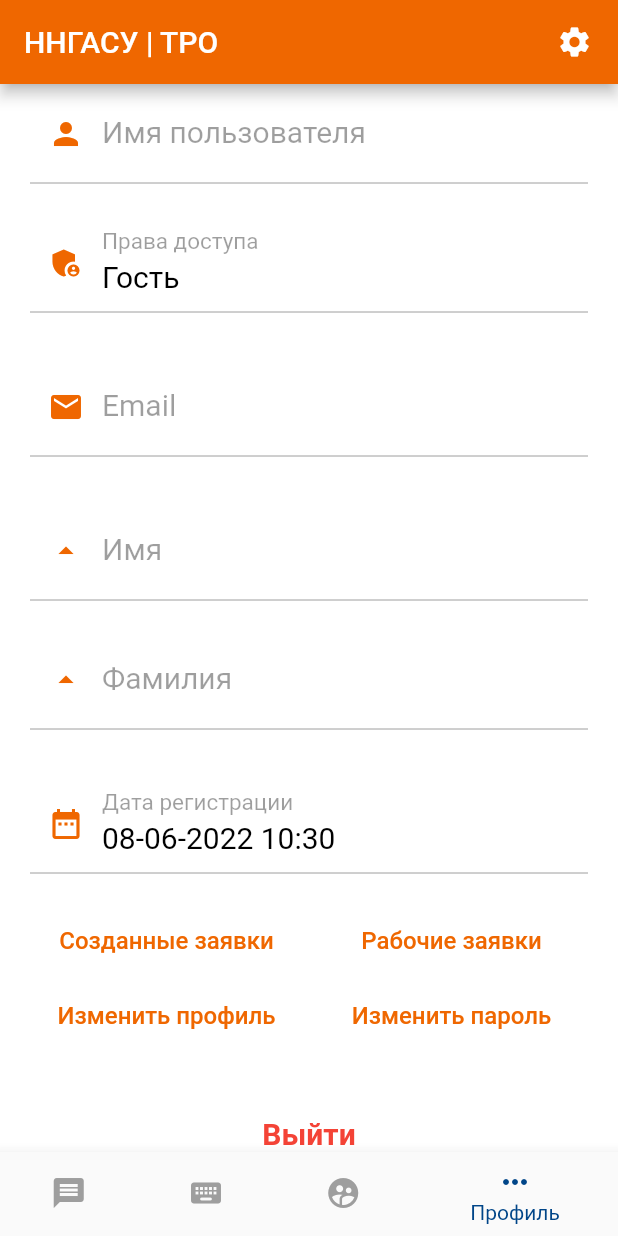
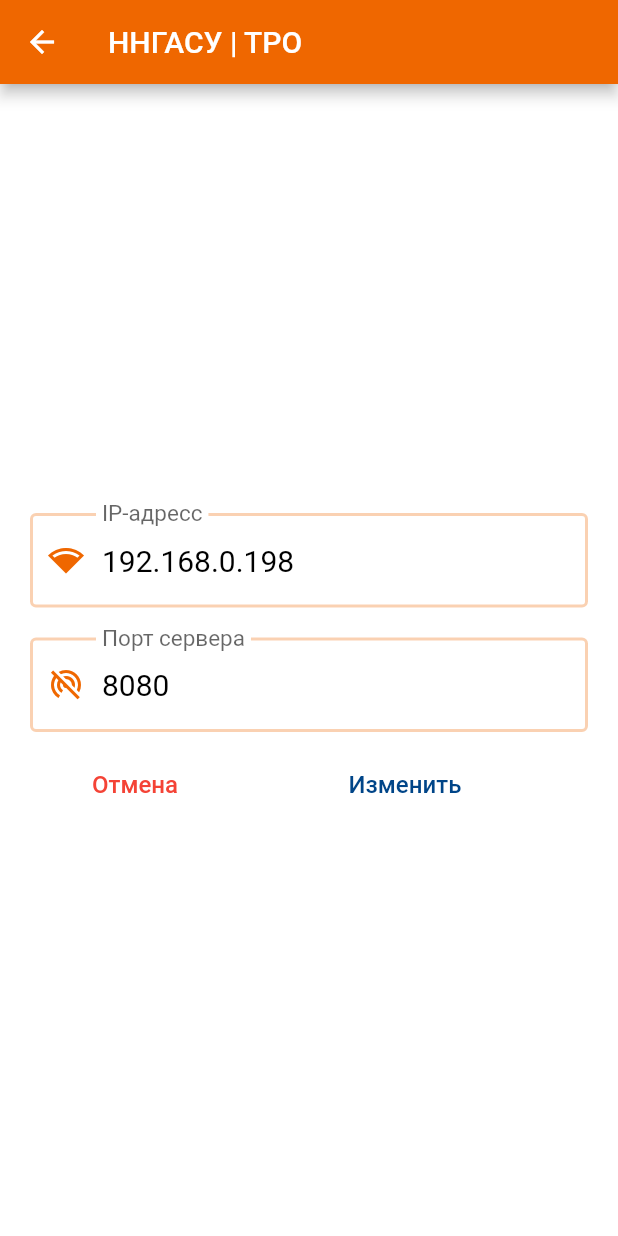
Before and after one commit to Excome/nngasu_fqp_mobile, a Flutter app: the HomePage screen opened directly, item 4 of the bottom bar chosen, after a tap on the "settings" icon, on a phone screen of 412 x 824 dp. Run offline on Flutter 3.47's test engine with Material 2 defaults, Android fonts, the phone set to English and light mode, and no system bars; our stand-ins replace logger; missing offline and left inert: d_input, dart:ffi, localstore, multiselect; network calls fail.

Commit message:
add change pass, settings, refactor

```diff
--- a/lib/screen/home.dart
+++ b/lib/screen/home.dart
@@ -6,6 +6,7 @@ import 'package:nngasu_fqp_mobile/component/user-list.dart';
 import 'package:nngasu_fqp_mobile/domain/role.dart';
 import 'package:nngasu_fqp_mobile/main.dart';
 import 'package:nngasu_fqp_mobile/screen/createRequest.dart';
+import 'package:nngasu_fqp_mobile/screen/settings.dart';
 import 'package:nngasu_fqp_mobile/screen/userProfile.dart';
 
 import '../component/equipment-list.dart';
@@ -54,7 +55,7 @@ class _HomePageState extends State<HomePage> {
                 visible: sectionIndex == 3,
                 child: IconButton(
                   padding: const EdgeInsets.only(right: 10),
-                  onPressed: () => {},
+                  onPressed: () => Navigator.of(context).push(MaterialPageRoute(builder: (context) => const SettingsPage())),
                   icon: const Icon(Icons.settings, color: Colors.white),
                   tooltip: "Настройки",
                 )
--- /dev/null
+++ b/lib/screen/settings.dart
@@ -0,0 +1,112 @@
+import 'package:flutter/material.dart';
+import 'package:flutter/services.dart';
+
+import '../main.dart';
+
+class SettingsPage extends StatefulWidget {
+  const SettingsPage({Key? key}) : super(key: key);
+
+  @override
+  State<SettingsPage> createState() => _SettingsPageState();
+}
+
+class _SettingsPageState extends State<SettingsPage> {
+  final TextEditingController _ipCntrl = TextEditingController();
+  final TextEditingController _portCntrl = TextEditingController();
+
+  @override
+  void initState() {
+    var urlList = Application.serverUrl.substring(7).split(":");
+    _ipCntrl.text = urlList[0];
+    _portCntrl.text = urlList[1];
+  }
+
+  Widget _textBox(String placeholder, Icon icon,
+      TextEditingController controller, bool enabled) {
+    return Container(
+      padding: const EdgeInsets.only(left: 20, right: 20),
+      child: TextField(
+        enabled: enabled,
+        controller: controller,
+        style: const TextStyle(fontSize: 20, color: Colors.black),
+        decoration: InputDecoration(
+            hintStyle: const TextStyle(
+                fontSize: 20,
+                fontWeight: FontWeight.bold,
+                color: Colors.black38),
+            // hintText: placeholder,
+            labelText: placeholder,
+            focusedBorder: const OutlineInputBorder(
+                borderSide: BorderSide(
+                    color: Color.fromRGBO(239, 103, 0, 0.8), width: 2)),
+            enabledBorder: const OutlineInputBorder(
+                borderSide: BorderSide(
+                    color: Color.fromRGBO(239, 103, 0, 0.3), width: 2)),
+            prefixIcon: Padding(
+              padding: const EdgeInsets.only(left: 10, right: 10),
+              child: IconTheme(
+                data:
+                const IconThemeData(color: Color.fromRGBO(239, 103, 0, 1)),
+                child: icon,
+              ),
+            )),
+      ),
+    );
+  }
+
+  Widget _menuButton(String text, void Function() func, Color textColor, double width) {
+    return ElevatedButton(
+        style: ElevatedButton.styleFrom(
+            fixedSize: Size(width, 50),
+            elevation: 0,
+            primary: Colors.white),
+        onPressed: func,
+        child: Text(text, style: TextStyle(fontSize: 16, color: textColor)));
+  }
+
+  @override
+  Widget build(BuildContext context) {
+    return Scaffold(
+      appBar: AppBar(
+        systemOverlayStyle: const SystemUiOverlayStyle(
+          statusBarColor: Application.nngasuOrangeColor,
+          statusBarIconBrightness: Brightness.light,
+          statusBarBrightness: Brightness.light,
+        ),
+        title: const Text('ННГАСУ | ТРО'),
+        // leading: const Icon(Icons.home_rounded),
+        backgroundColor: Application.nngasuOrangeColor,
+      ),
+      backgroundColor: Colors.white,
+      body: Column(
+        mainAxisAlignment: MainAxisAlignment.center,
+        children: <Widget> [
+          Padding(
+            padding: EdgeInsets.symmetric(vertical: 10),
+            child: _textBox("IP-адресс", const Icon(Icons.network_wifi), _ipCntrl, true),
+          ),
+          Padding(
+            padding: EdgeInsets.symmetric(vertical: 10),
+            child: _textBox("Порт сервера", const Icon(Icons.portable_wifi_off_outlined), _portCntrl, true),
+          ),
+          Row(
+            children: <Widget>[
+              _menuButton("Отмена", () => Navigator.of(context).pop(), Colors.red, 180),
+              _menuButton("Изменить", changeServerUrl, Application.nngasuBlueColor, 180)
+            ],
+          )
+        ],
+      ),
+    );
+  }
+
+  void changeServerUrl() async {
+    var ip = _ipCntrl.text.trim();
+    var port = _portCntrl.text.trim();
+    var authMap = await Application.db.collection("auth").doc(Application.dbAuthId).get();
+    if (authMap != null) {
+      authMap["serverUrl"] = "http://$ip:$port";
+    }
+    setState(() => Application.serverUrl = "http://$ip:$port");
+  }
+}
--- a/lib/screen/userProfile.dart
+++ b/lib/screen/userProfile.dart
@@ -3,6 +3,7 @@ import 'package:flutter/material.dart';
 import 'package:intl/intl.dart';
 import 'package:nngasu_fqp_mobile/component/request-list.dart';
 import 'package:nngasu_fqp_mobile/screen/authentication.dart';
+import 'package:nngasu_fqp_mobile/screen/editUserPassword.dart';
 import 'package:nngasu_fqp_mobile/screen/home.dart';
 import 'package:nngasu_fqp_mobile/service/userService.dart';
 
@@ -115,6 +116,13 @@ class _UserProfileState extends State<UserProfile> {
       child: RequestList(author: crrUser.userName));
   }
 
+  Dialog _responsibleRequestsDialog(BuildContext context) {
+    return Dialog(
+        shape: RoundedRectangleBorder(borderRadius: BorderRadius.circular(5)),
+        elevation: 16,
+        child: RequestList(responsible: crrUser.userName));
+  }
+
   Dialog _exitDialog(BuildContext context) {
     return Dialog(
       shape: RoundedRectangleBorder(borderRadius: BorderRadius.circular(20)),
@@ -183,11 +191,17 @@ class _UserProfileState extends State<UserProfile> {
   Widget build(BuildContext context) {
     return SingleChildScrollView(
         child: Column(
-      crossAxisAlignment: CrossAxisAlignment.center,
       children: <Widget>[
         Row(
           mainAxisAlignment: MainAxisAlignment.center,
+          crossAxisAlignment: CrossAxisAlignment.center,
           children: <Widget>[
+            Padding(
+                padding: const EdgeInsets.symmetric(horizontal: 5),
+                child: Visibility(visible: !isEditMode, child: _menuButton("Изменить профиль", () => setState(() {isEditMode = true;}), Application.nngasuOrangeColor, 180))),
+            Padding(
+                padding: const EdgeInsets.symmetric(horizontal: 5),
+                child: Visibility(visible: !isEditMode, child: _menuButton("Изменить пароль", () => Navigator.of(context).push(MaterialPageRoute(builder: (context) => const EditUserPass())), Application.nngasuOrangeColor, 180))),
           ],
         ),
         Padding(
@@ -227,25 +241,18 @@ class _UserProfileState extends State<UserProfile> {
         Row(
           mainAxisAlignment: MainAxisAlignment.center,
           children: <Widget>[
-            Padding(
+            Visibility(
+              visible: Application.crrUser.hasPriorityMoreThen(Role.ROLE_TEACHER),
+              child: Padding(
                 padding:
                 const EdgeInsets.symmetric(horizontal: 5),
-                child: Visibility(visible: !isEditMode, child: _menuButton("Созданные заявки", () { showDialog(context: context, builder: (context) {return _myRequestsDialog(context);}); }, Application.nngasuOrangeColor, 180))),
-            Padding(
+                child: Visibility(visible: !isEditMode, child: _menuButton("Созданные заявки", () { showDialog(context: context, builder: (context) {return _myRequestsDialog(context);}); }, Application.nngasuOrangeColor, 180)))),
+            Visibility(
+              visible: Application.crrUser.hasPriorityMoreThen(Role.ROLE_TECHNICIAN),
+              child: Padding(
                 padding:
                 const EdgeInsets.symmetric(horizontal: 5),
-                child: Visibility(visible: !isEditMode, child: _menuButton("Рабочие заявки", () {  }, Application.nngasuOrangeColor, 180))),
-          ],
-        ),
-        Row(
-          mainAxisAlignment: MainAxisAlignment.center,
-          children: <Widget>[
-            Padding(
-                padding: const EdgeInsets.symmetric(horizontal: 5),
-                child: Visibility(visible: !isEditMode, child: _menuButton("Изменить профиль", () {setState(() {isEditMode = true;});}, Application.nngasuOrangeColor, 180))),
-            Padding(
-                padding: const EdgeInsets.symmetric(horizontal: 5),
-                child: Visibility(visible: !isEditMode, child: _menuButton("Изменить пароль", () {}, Application.nngasuOrangeColor, 180))),
+                child: Visibility(visible: !isEditMode, child: _menuButton("Рабочие заявки", () {showDialog(context: context, builder: (context) => _responsibleRequestsDialog(context));}, Application.nngasuOrangeColor, 180)))),
           ],
         ),
              Row(
```
Also changed, not shown: lib/main.dart (+11 -0 lines), lib/screen/authentication.dart (+20 -1 lines), lib/screen/editUserPassword.dart (added, +129 -0 lines), lib/screen/requestDetail.dart (+32 -1 lines), lib/service/requestService.dart (+13 -0 lines), lib/service/userService.dart (+14 -1 lines), pubspec.lock, 19 other files.
